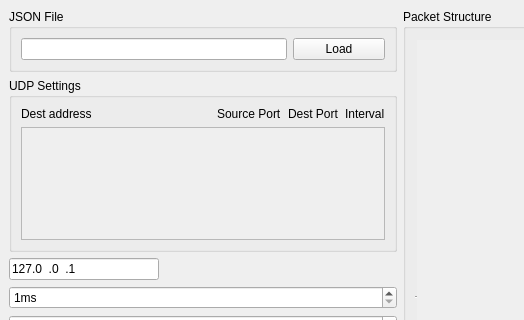
The window that main_window.ui (IamKornitskiy/UdpPacketGenerator) describes before a commit, drawn with Qt 5; both pictures show x 0 to 524 and y 0 to 320 of the 800 by 600 pixel window.
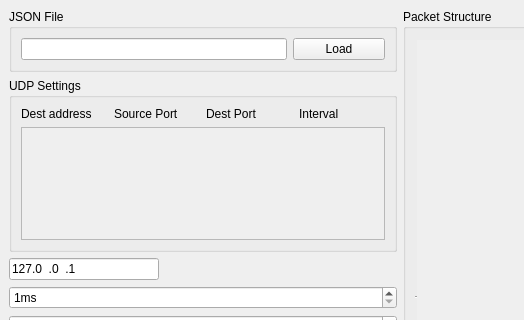
The same window after the commit.

Commit message: fix move lables

Patch:
```diff
--- a/main_window.ui
+++ b/main_window.ui
@@ -64,25 +64,32 @@
         </property>
         <layout class="QGridLayout" name="gridLayout">
          <item row="0" column="0">
-          <layout class="QGridLayout" name="gridLayout_2" columnstretch="2,0,0,0">
+          <layout class="QHBoxLayout" name="horizontalLayout_2">
            <property name="leftMargin">
             <number>0</number>
            </property>
-           <item row="0" column="1">
-            <widget class="QLabel" name="labelSource">
-             <property name="text">
-              <string>Source Port</string>
-             </property>
-            </widget>
-           </item>
-           <item row="0" column="0">
+           <item>
             <widget class="QLabel" name="labelAddress">
              <property name="text">
               <string>Dest address</string>
              </property>
             </widget>
            </item>
-           <item row="0" column="3">
+           <item>
+            <widget class="QLabel" name="labelSource">
+             <property name="text">
+              <string>Source Port</string>
+             </property>
+            </widget>
+           </item>
+           <item>
+            <widget class="QLabel" name="labelDest">
+             <property name="text">
+              <string>Dest Port</string>
+             </property>
+            </widget>
+           </item>
+           <item>
             <widget class="QLabel" name="labelInterval">
              <property name="text">
               <string>Interval</string>
@@ -92,13 +99,6 @@
              </property>
             </widget>
            </item>
-           <item row="0" column="2">
-            <widget class="QLabel" name="labelDest">
-             <property name="text">
-              <string>Dest Port</string>
-             </property>
-            </widget>
-           </item>
           </layout>
          </item>
          <item row="2" column="0">
```
